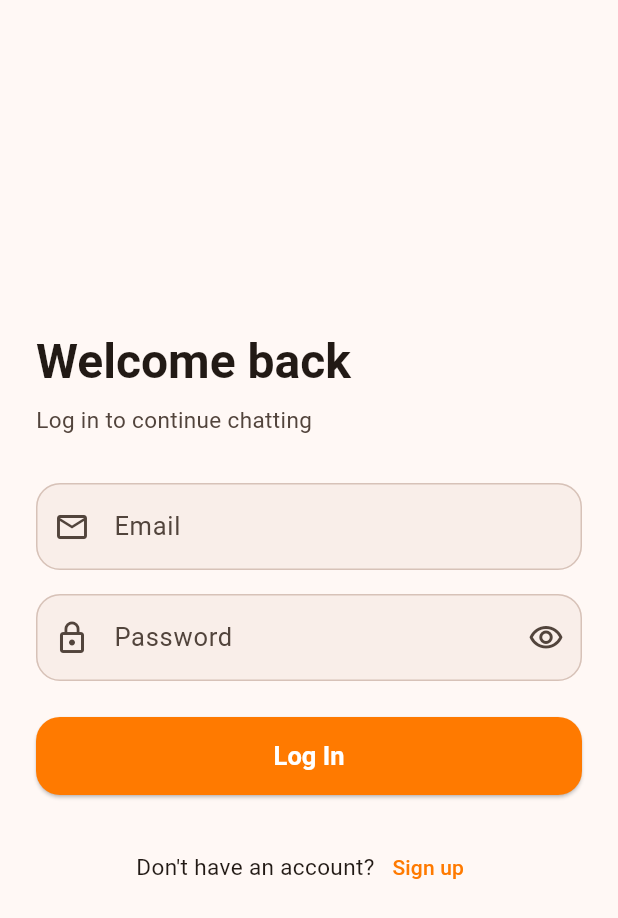
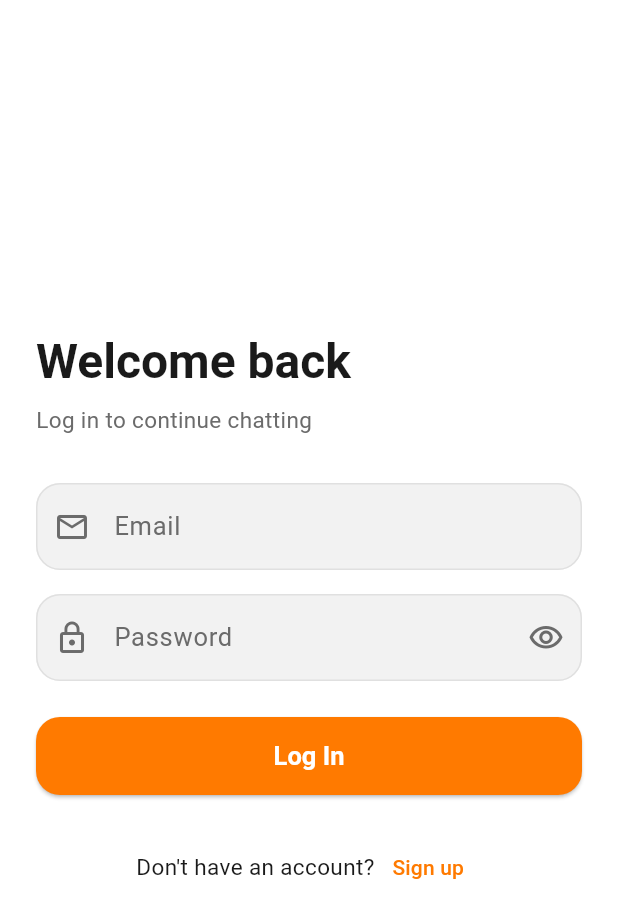
Before and after one commit to karansnarula/chat-app, a Flutter app: the screen it shows after launch, on a phone screen of 412 x 824 dp. Shown: the top 918 px of the screen. Run offline on Flutter 3.47's test engine with Material 3 defaults, Android fonts, the phone set to English and light mode, and no system bars; our stand-ins replace dio, equatable, firebase_core, flutter_bloc, flutter_secure_storage, get_it and 3 more; accounts and stored records are empty; generated files the repository leaves out were written again.

Commit message:
fix: keep surfaces neutral and use the standard bottom navigation bar
ColorScheme.fromSeed tinted every surface with the brand orange, washing
the whole app cream. Neutral roles (surface, containers, text, outline)
are now explicit tokens, so backgrounds are white and dark grey.

Drops the third-party nav bar for Flutter's BottomNavigationBar: shorter,
with larger icons and labels, styled from bottomNavigationBarTheme.

Co-Authored-By: Claude Opus 4.8 <noreply@anthropic.com>

```diff
--- a/lib/core/constants/app_colors.dart
+++ b/lib/core/constants/app_colors.dart
@@ -4,16 +4,28 @@ import 'package:flutter/material.dart';
 ///
 /// The only place in the app where color values may be written literally.
 /// Most colors should be consumed via `Theme.of(context).colorScheme`;
-/// these tokens exist for the seed and for colors outside the scheme.
+/// these tokens seed that scheme.
 abstract final class AppColors {
-  /// Brand orange — seeds the color scheme; used for buttons, focus
-  /// borders, toggles, the send button, and the pending-requests dot.
+  /// Brand orange — buttons, focus borders, toggles, the send button,
+  /// the selected navigation destination, and the pending-requests dot.
   static const Color primary = Color(0xFFFF7A00);
 
   static const Color white = Color(0xFFFFFFFF);
 
-  static const Color glassLight = Color(0xFFFFFFFF);
-  static const Color glassDark = Color(0xFF1C1C1E);
+  // Neutral surfaces. Kept deliberately untinted: a seeded Material 3
+  // scheme would wash every surface with orange.
+  static const Color surfaceLight = Color(0xFFFFFFFF);
+  static const Color surfaceDark = Color(0xFF121212);
+  static const Color surfaceContainerLight = Color(0xFFF2F2F2);
+  static const Color surfaceContainerDark = Color(0xFF1E1E1E);
+
+  static const Color onSurfaceLight = Color(0xFF1A1A1A);
+  static const Color onSurfaceDark = Color(0xFFF5F5F5);
+  static const Color onSurfaceVariantLight = Color(0xFF6B6B6B);
+  static const Color onSurfaceVariantDark = Color(0xFFA0A0A0);
+
+  static const Color outlineLight = Color(0xFFE0E0E0);
+  static const Color outlineDark = Color(0xFF3A3A3A);
 
   static const Color shimmerBaseLight = Color(0xFFEDEDED);
   static const Color shimmerHighlightLight = Color(0xFFF7F7F7);
--- a/lib/core/constants/app_dimens.dart
+++ b/lib/core/constants/app_dimens.dart
@@ -29,11 +29,6 @@ abstract final class AppDimens {
   static const double avatarRadius = 24;
   static const double stateViewIconCircle = 96;
 
-  // Wave navigation bar
-  static const double navBarHeight = 64;
-  static const double waveAmplitude = 22;
-  static const double waveLength = 96;
-
-  /// Bottom padding scrollables need so content clears the floating bar.
-  static const double navBarClearance = navBarHeight + spaceXl;
+  /// Navigation destination icons, sized up from [iconM] for legibility.
+  static const double iconNav = 28;
 }
--- a/lib/core/theme/app_theme.dart
+++ b/lib/core/theme/app_theme.dart
@@ -9,10 +9,25 @@ abstract final class AppTheme {
   static ThemeData get dark => _build(Brightness.dark);
 
   static ThemeData _build(Brightness brightness) {
+    final isLight = brightness == Brightness.light;
+
+    // Neutral roles are overridden so surfaces stay white/grey; a seeded
+    // Material 3 scheme would tint every surface with the brand orange.
     final scheme = ColorScheme.fromSeed(
       seedColor: AppColors.primary,
       brightness: brightness,
-    ).copyWith(primary: AppColors.primary);
+    ).copyWith(
+      primary: AppColors.primary,
+      surface: isLight ? AppColors.surfaceLight : AppColors.surfaceDark,
+      surfaceContainerHighest: isLight
+          ? AppColors.surfaceContainerLight
+          : AppColors.surfaceContainerDark,
+      onSurface: isLight ? AppColors.onSurfaceLight : AppColors.onSurfaceDark,
+      onSurfaceVariant: isLight
+          ? AppColors.onSurfaceVariantLight
+          : AppColors.onSurfaceVariantDark,
+      outlineVariant: isLight ? AppColors.outlineLight : AppColors.outlineDark,
+    );
 
     final base = ThemeData(
       useMaterial3: true,
@@ -31,7 +46,7 @@ abstract final class AppTheme {
       ),
       inputDecorationTheme: InputDecorationTheme(
         filled: true,
-        fillColor: scheme.surfaceContainerHighest.withValues(alpha: 0.4),
+        fillColor: scheme.surfaceContainerHighest,
         contentPadding: const EdgeInsets.symmetric(
           horizontal: AppDimens.spaceM,
           vertical: AppDimens.spaceM,
@@ -79,21 +94,22 @@ abstract final class AppTheme {
               : scheme.surfaceContainerHighest,
         ),
       ),
-      // WaveBottomBar reads its colors from this theme.
       bottomNavigationBarTheme: BottomNavigationBarThemeData(
-        backgroundColor: scheme.surfaceContainerHighest,
+        backgroundColor: scheme.surface,
         selectedItemColor: scheme.primary,
         unselectedItemColor: scheme.onSurfaceVariant,
-        selectedLabelStyle: TextStyle(
-          color: scheme.primary,
-          fontSize: AppFontSizes.xs,
+        selectedIconTheme: const IconThemeData(size: AppDimens.iconNav),
+        unselectedIconTheme: const IconThemeData(size: AppDimens.iconNav),
+        selectedLabelStyle: const TextStyle(
+          fontSize: AppFontSizes.s,
           fontWeight: FontWeight.w700,
         ),
-        unselectedLabelStyle: TextStyle(
-          color: scheme.onSurfaceVariant,
-          fontSize: AppFontSizes.xs,
+        unselectedLabelStyle: const TextStyle(
+          fontSize: AppFontSizes.s,
           fontWeight: FontWeight.w500,
         ),
+        type: BottomNavigationBarType.fixed,
+        elevation: 0,
       ),
       snackBarTheme: SnackBarThemeData(
         behavior: SnackBarBehavior.floating,
--- a/pubspec.yaml
+++ b/pubspec.yaml
@@ -47,8 +47,6 @@ dependencies:
   emoji_picker_flutter: ^4.4.0
   intl: ^0.20.2
   cupertino_icons: ^1.0.8
-  wave_bottom_bar: ^1.7.0
-
 dev_dependencies:
   flutter_test:
     sdk: flutter
```
Also changed, not shown: lib/core/widgets/app_shell.dart (+6 -44 lines), pubspec.lock.
